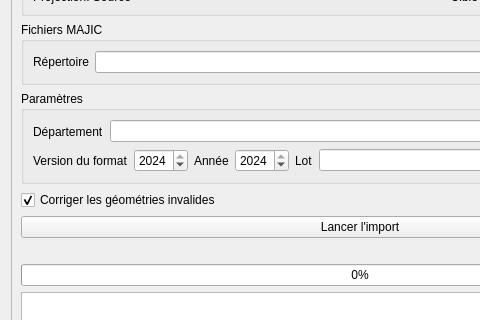
Qt form cadastre/forms/cadastre_import_form.ui (3liz/QgisCadastrePlugin) before a commit; both pictures show x 0 to 480 and y 267 to 587 of the 720 by 883 pixel window.
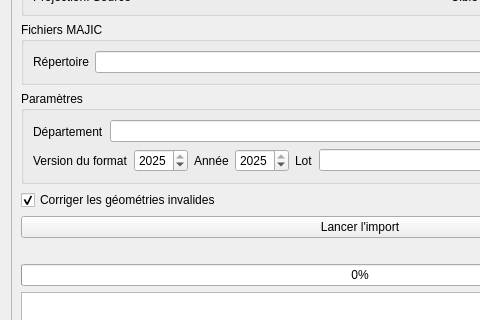
The same form after that commit. Custom widgets are drawn as their Qt base class.

Commit message: support 2025 in import form (#499)

Patch:
```diff
--- a/cadastre/forms/cadastre_import_form.ui
+++ b/cadastre/forms/cadastre_import_form.ui
@@ -346,10 +346,10 @@
                <number>2012</number>
               </property>
               <property name="maximum">
-               <number>2024</number>
+               <number>2025</number>
               </property>
               <property name="value">
-               <number>2024</number>
+               <number>2025</number>
               </property>
              </widget>
             </item>
@@ -369,10 +369,10 @@
                <number>2012</number>
               </property>
               <property name="maximum">
-               <number>2024</number>
+               <number>2025</number>
               </property>
               <property name="value">
-               <number>2024</number>
+               <number>2025</number>
               </property>
              </widget>
             </item>
```
